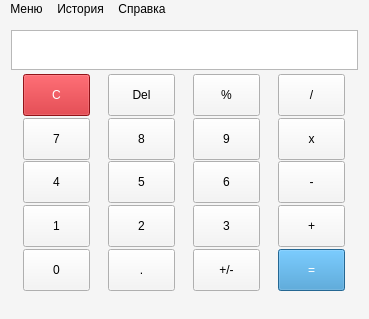
The window that Ip-312-Sirotkin/qt-simple-calculator-master/mainwindow.ui (marliele/R2_vpicmv) describes before a commit, drawn with Qt 5.
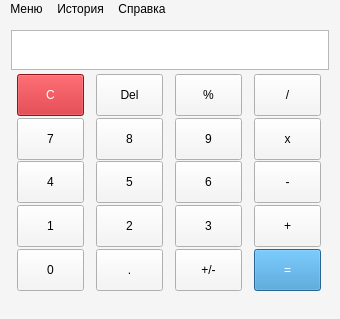
The same window after the commit.

```diff
--- a/Ip-312-Sirotkin/qt-simple-calculator-master/mainwindow.ui
+++ b/Ip-312-Sirotkin/qt-simple-calculator-master/mainwindow.ui
@@ -9,7 +9,7 @@
    <rect>
     <x>0</x>
     <y>0</y>
-    <width>369</width>
+    <width>340</width>
     <height>319</height>
    </rect>
   </property>
@@ -369,7 +369,7 @@
     <rect>
      <x>0</x>
      <y>0</y>
-     <width>369</width>
+     <width>340</width>
      <height>26</height>
     </rect>
    </property>
@@ -379,6 +379,12 @@
     </property>
     <addaction name="save"/>
    </widget>
+   <widget class="QMenu" name="info">
+    <property name="title">
+     <string>Справка</string>
+    </property>
+    <addaction name="about"/>
+   </widget>
    <widget class="QMenu" name="history">
     <property name="title">
      <string>История</string>
@@ -386,12 +392,6 @@
     <addaction name="show"/>
     <addaction name="hide"/>
    </widget>
-   <widget class="QMenu" name="info">
-    <property name="title">
-     <string>Справка</string>
-    </property>
-    <addaction name="about"/>
-   </widget>
    <addaction name="menu"/>
    <addaction name="history"/>
    <addaction name="info"/>
```
Left out of the diff: 13 changed lines with no effect on the pictures.
